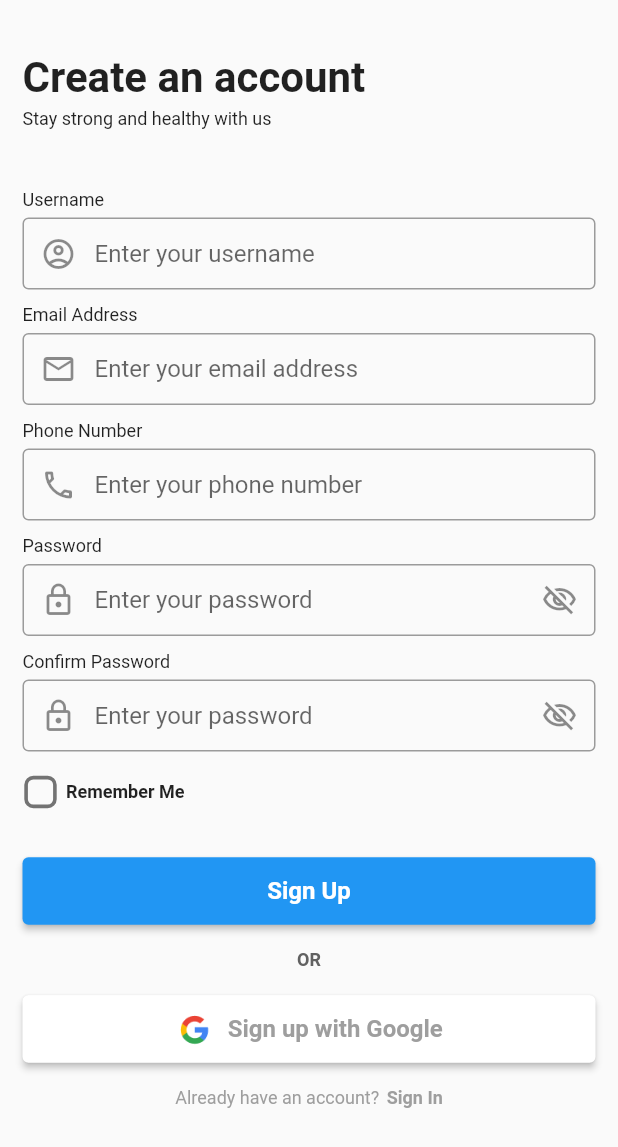
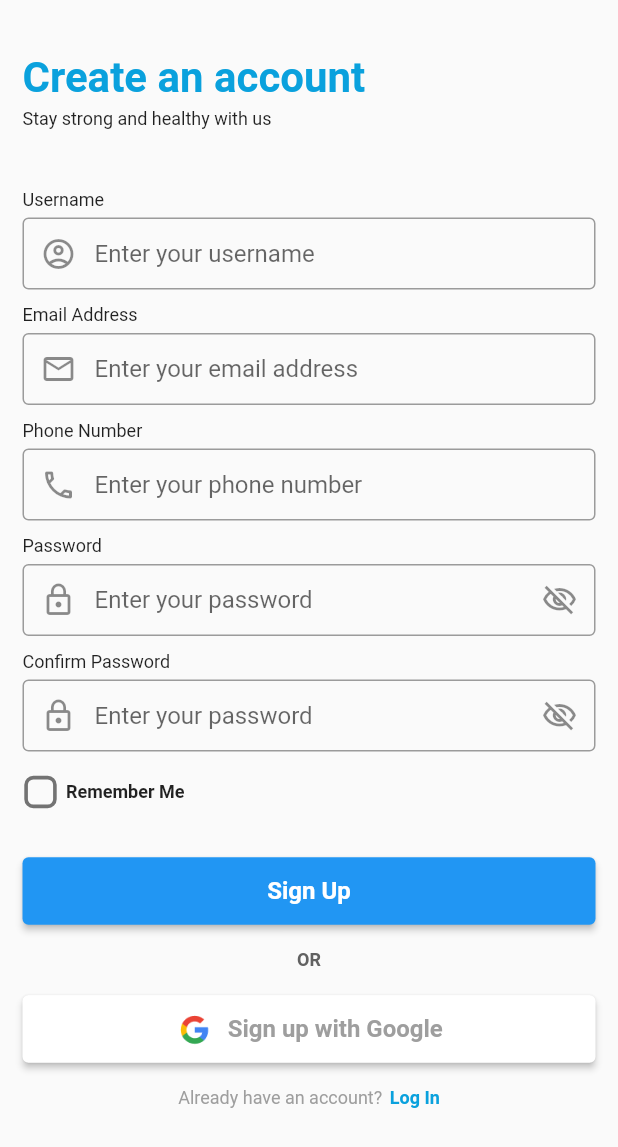
Before and after one commit to AbdullahNouvalShidqi/gym_membership_apps, a Flutter app: the SignInScreen screen opened by its route, after a tap on "Sign Up", on a phone screen of 412 x 824 dp. Shown: the top 1147 px of the screen. Run offline on Flutter 3.47's test engine with Material 2 defaults, Android fonts, the phone set to English and light mode, and no system bars; our stand-ins replace carousel_slider, flutter_svg, fluttertoast, google_fonts, shared_preferences; accounts and stored records are empty.

Commit message:
apparances fixed, typo fixed

```diff
--- a/lib/view/home_screen/home_screen.dart
+++ b/lib/view/home_screen/home_screen.dart
@@ -49,7 +49,7 @@ class _HomeScreenState extends State<HomeScreen> {
           items: const [
             BottomNavigationBarItem(icon: Icon(Icons.home), label: 'Home'),
             BottomNavigationBarItem(icon: Icon(Icons.calendar_month_outlined), label: 'Schedule'),
-            BottomNavigationBarItem(icon: Icon(Icons.person_add_alt_1_outlined), label: 'Home'),
+            BottomNavigationBarItem(icon: Icon(Icons.person_add_alt_1_outlined), label: 'Profile'),
           ],
           onTap: (index){
             setState(() {
--- a/lib/view/sign_in_screen/sign_in_screen.dart
+++ b/lib/view/sign_in_screen/sign_in_screen.dart
@@ -69,7 +69,7 @@ class _SignInScreenState extends State<SignInScreen> {
         child: Column(
           crossAxisAlignment: CrossAxisAlignment.start,
           children: [
-            Text('Hello! Welcome back!', style: GoogleFonts.roboto(fontSize: 28, fontWeight: FontWeight.bold),),
+            Text('Hello! Welcome back!', style: GoogleFonts.roboto(fontSize: 28, fontWeight: FontWeight.bold, color: Theme.of(context).primaryColor),),
             const SizedBox(height: 4,),
             Text("Hello again, You've been missed!", style: GoogleFonts.roboto(fontSize: 12, fontWeight: FontWeight.w400))
           ],
@@ -187,7 +187,7 @@ class _SignInScreenState extends State<SignInScreen> {
   Widget forgotPassword(){
     return InkWell(
       onTap: (){},
-      child: Text('Forgot Password', style: GoogleFonts.roboto(fontSize: 12,))
+      child: Text('Forgot Password', style: GoogleFonts.roboto(fontSize: 12, color: Colors.red))
     );
   }
 
@@ -248,7 +248,7 @@ class _SignInScreenState extends State<SignInScreen> {
             onTap: (){
               Navigator.pushReplacementNamed(context, SignUpScreen.routeName);
             },
-            child: Text('Sign Up', style: GoogleFonts.roboto(fontSize: 12, fontWeight: FontWeight.bold, color: Colors.grey),),
+            child: Text('Sign Up', style: GoogleFonts.roboto(fontSize: 12, fontWeight: FontWeight.bold, color: Theme.of(context).primaryColor),),
           )
         ],
       ),
--- a/lib/view/sign_up_screen/sign_up_screen.dart
+++ b/lib/view/sign_up_screen/sign_up_screen.dart
@@ -73,7 +73,7 @@ class _SignUpScreenState extends State<SignUpScreen> {
         child: Column(
           crossAxisAlignment: CrossAxisAlignment.start,
           children: [
-            Text('Create an account', style: GoogleFonts.roboto(fontSize: 28, fontWeight: FontWeight.bold),),
+            Text('Create an account', style: GoogleFonts.roboto(fontSize: 28, fontWeight: FontWeight.bold, color: Theme.of(context).primaryColor),),
             const SizedBox(height: 4,),
             Text("Stay strong and healthy with us", style: GoogleFonts.roboto(fontSize: 12, fontWeight: FontWeight.w400))
           ],
@@ -346,7 +346,7 @@ class _SignUpScreenState extends State<SignUpScreen> {
             onTap: (){
               Navigator.pushReplacementNamed(context, SignInScreen.routeName);
             },
-            child: Text('Sign In', style: GoogleFonts.roboto(fontSize: 12, fontWeight: FontWeight.bold, color: Colors.grey),),
+            child: Text('Log In', style: GoogleFonts.roboto(fontSize: 12, fontWeight: FontWeight.bold, color: Theme.of(context).primaryColor),),
           )
         ],
       ),
```
